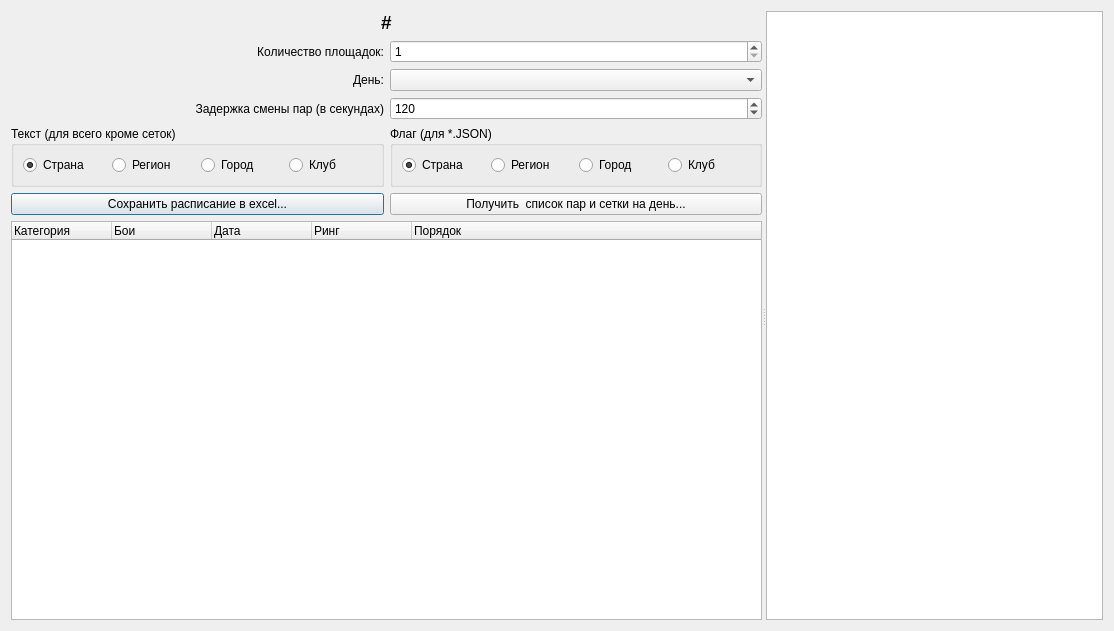
BarsukAlexey/xelarogi, file TournamentManager/dialogschedule2.ui: the form before one commit.
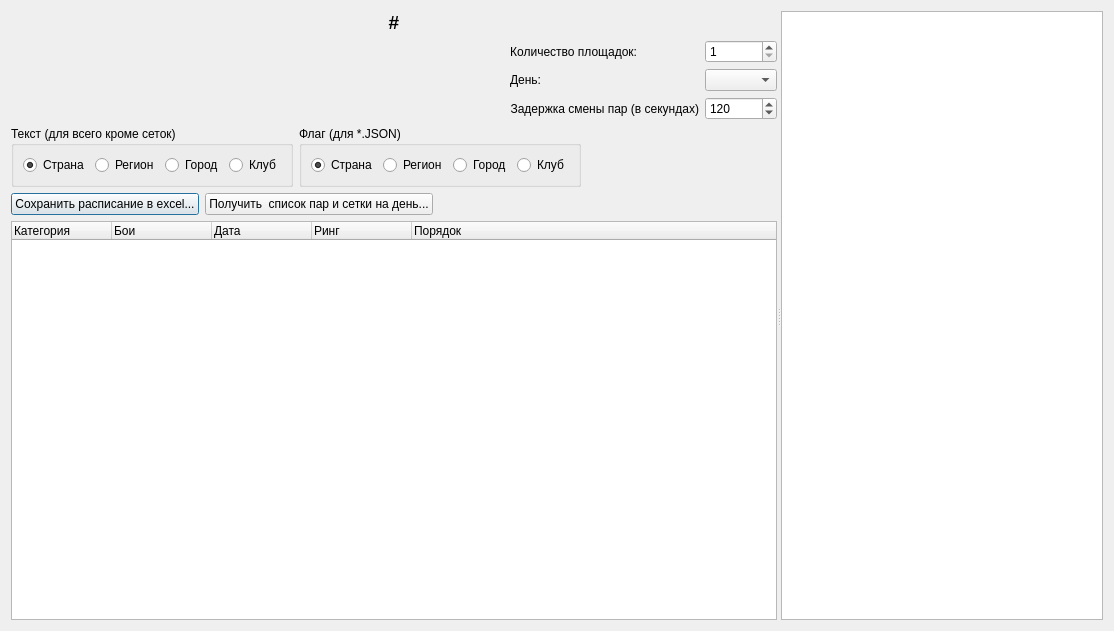
The form after the commit. Custom widgets are drawn as their Qt base class.

What changed in the file:
```diff
--- a/TournamentManager/dialogschedule2.ui
+++ b/TournamentManager/dialogschedule2.ui
@@ -26,44 +26,8 @@
       <enum>Qt::Horizontal</enum>
      </property>
      <widget class="QWidget" name="widget" native="true">
-      <layout class="QGridLayout" name="gridLayout">
-       <item row="1" column="0">
-        <widget class="QLabel" name="label">
-         <property name="text">
-          <string>Количество площадок:</string>
-         </property>
-         <property name="alignment">
-          <set>Qt::AlignRight|Qt::AlignTrailing|Qt::AlignVCenter</set>
-         </property>
-        </widget>
-       </item>
-       <item row="3" column="1">
-        <widget class="QSpinBox" name="spinBoxDelay">
-         <property name="minimum">
-          <number>5</number>
-         </property>
-         <property name="maximum">
-          <number>100500</number>
-         </property>
-         <property name="singleStep">
-          <number>10</number>
-         </property>
-         <property name="value">
-          <number>120</number>
-         </property>
-        </widget>
-       </item>
-       <item row="1" column="1">
-        <widget class="QSpinBox" name="spinBoxRing">
-         <property name="minimum">
-          <number>1</number>
-         </property>
-         <property name="maximum">
-          <number>228</number>
-         </property>
-        </widget>
-       </item>
-       <item row="0" column="0" colspan="2">
+      <layout class="QVBoxLayout" name="verticalLayout">
+       <item>
         <widget class="QLabel" name="labelContest">
          <property name="font">
           <font>
@@ -80,17 +44,44 @@
          </property>
         </widget>
        </item>
-       <item row="3" column="0">
-        <widget class="QLabel" name="label_3">
+       <item>
+        <layout class="QHBoxLayout" name="horizontalLayout_5">
+         <item>
+          <spacer name="horizontalSpacer_4">
+           <property name="orientation">
+            <enum>Qt::Horizontal</enum>
+           </property>
+           <property name="sizeHint" stdset="0">
+            <size>
+             <width>40</width>
+             <height>20</height>
+            </size>
+           </property>
+          </spacer>
+         </item>
+         <item>
+          <layout class="QFormLayout" name="formLayout">
+           <item row="0" column="0">
+            <widget class="QLabel" name="label">
          <property name="text">
-          <string>Задержка смены пар (в секундах)</string>
+              <string>Количество площадок:</string>
          </property>
          <property name="alignment">
           <set>Qt::AlignRight|Qt::AlignTrailing|Qt::AlignVCenter</set>
          </property>
         </widget>
        </item>
-       <item row="2" column="0">
+           <item row="0" column="1">
+            <widget class="QSpinBox" name="spinBoxRing">
+             <property name="minimum">
+              <number>1</number>
+             </property>
+             <property name="maximum">
+              <number>228</number>
+             </property>
+            </widget>
+           </item>
+           <item row="1" column="0">
         <widget class="QLabel" name="label_2">
          <property name="text">
           <string>День:</string>
@@ -100,48 +91,42 @@
          </property>
         </widget>
        </item>
-       <item row="2" column="1">
+           <item row="1" column="1">
         <widget class="QComboBox" name="comboBoxDay"/>
        </item>
-       <item row="7" column="0" colspan="2">
-        <widget class="Dialogschedule2TreeWidget" name="treeWidget">
-         <property name="focusPolicy">
-          <enum>Qt::ClickFocus</enum>
-         </property>
-         <property name="styleSheet">
-          <string notr="true"/>
-         </property>
-         <property name="columnCount">
+           <item row="2" column="0">
+            <widget class="QLabel" name="label_3">
+             <property name="text">
+              <string>Задержка смены пар (в секундах)</string>
+             </property>
+             <property name="alignment">
+              <set>Qt::AlignRight|Qt::AlignTrailing|Qt::AlignVCenter</set>
+             </property>
+            </widget>
+           </item>
+           <item row="2" column="1">
+            <widget class="QSpinBox" name="spinBoxDelay">
+             <property name="minimum">
           <number>5</number>
          </property>
-         <column>
-          <property name="text">
-           <string notr="true">Категория</string>
-          </property>
-         </column>
-         <column>
-          <property name="text">
-           <string notr="true">Бои</string>
-          </property>
-         </column>
-         <column>
-          <property name="text">
-           <string>Дата</string>
-          </property>
-         </column>
-         <column>
-          <property name="text">
-           <string>Ринг</string>
-          </property>
-         </column>
-         <column>
-          <property name="text">
-           <string>Порядок</string>
-          </property>
-         </column>
-        </widget>
-       </item>
-       <item row="4" column="0">
+             <property name="maximum">
+              <number>100500</number>
+             </property>
+             <property name="singleStep">
+              <number>10</number>
+             </property>
+             <property name="value">
+              <number>120</number>
+             </property>
+            </widget>
+           </item>
+          </layout>
+         </item>
+        </layout>
+       </item>
+       <item>
+        <layout class="QHBoxLayout" name="horizontalLayout_4">
+         <item>
         <widget class="QGroupBox" name="groupBox_2">
          <property name="title">
           <string>Текст (для всего кроме сеток)</string>
@@ -181,7 +166,7 @@
          </layout>
         </widget>
        </item>
-       <item row="4" column="1">
+         <item>
         <widget class="QGroupBox" name="groupBox">
          <property name="title">
           <string>Флаг (для *.JSON)</string>
@@ -221,18 +206,91 @@
          </layout>
         </widget>
        </item>
-       <item row="5" column="0">
+         <item>
+          <spacer name="horizontalSpacer_2">
+           <property name="orientation">
+            <enum>Qt::Horizontal</enum>
+           </property>
+           <property name="sizeHint" stdset="0">
+            <size>
+             <width>40</width>
+             <height>20</height>
+            </size>
+           </property>
+          </spacer>
+         </item>
+        </layout>
+       </item>
+       <item>
+        <layout class="QHBoxLayout" name="horizontalLayout_3">
+         <item>
         <widget class="QPushButton" name="pushButtonSaveSchelder">
          <property name="text">
           <string>Сохранить расписание в excel...</string>
          </property>
         </widget>
        </item>
-       <item row="5" column="1">
+         <item>
         <widget class="QPushButton" name="pushButtonListOfPairs">
          <property name="text">
           <string>Получить  список пар и сетки на день...</string>
          </property>
+          </widget>
+         </item>
+         <item>
+          <spacer name="horizontalSpacer">
+           <property name="orientation">
+            <enum>Qt::Horizontal</enum>
+           </property>
+           <property name="sizeHint" stdset="0">
+            <size>
+             <width>40</width>
+             <height>20</height>
+            </size>
+           </property>
+          </spacer>
+         </item>
+        </layout>
+       </item>
+       <item>
+        <widget class="Dialogschedule2TreeWidget" name="treeWidget">
+         <property name="focusPolicy">
+          <enum>Qt::ClickFocus</enum>
+         </property>
+         <property name="styleSheet">
+          <string notr="true"/>
+         </property>
+         <property name="alternatingRowColors">
+          <bool>true</bool>
+         </property>
+         <property name="columnCount">
+          <number>5</number>
+         </property>
+         <column>
+          <property name="text">
+           <string notr="true">Категория</string>
+          </property>
+         </column>
+         <column>
+          <property name="text">
+           <string notr="true">Бои</string>
+          </property>
+         </column>
+         <column>
+          <property name="text">
+           <string>Дата</string>
+          </property>
+         </column>
+         <column>
+          <property name="text">
+           <string>Ринг</string>
+          </property>
+         </column>
+         <column>
+          <property name="text">
+           <string>Порядок</string>
+          </property>
+         </column>
         </widget>
        </item>
       </layout>
```
Lines whose indentation alone changed are shown as unchanged.
